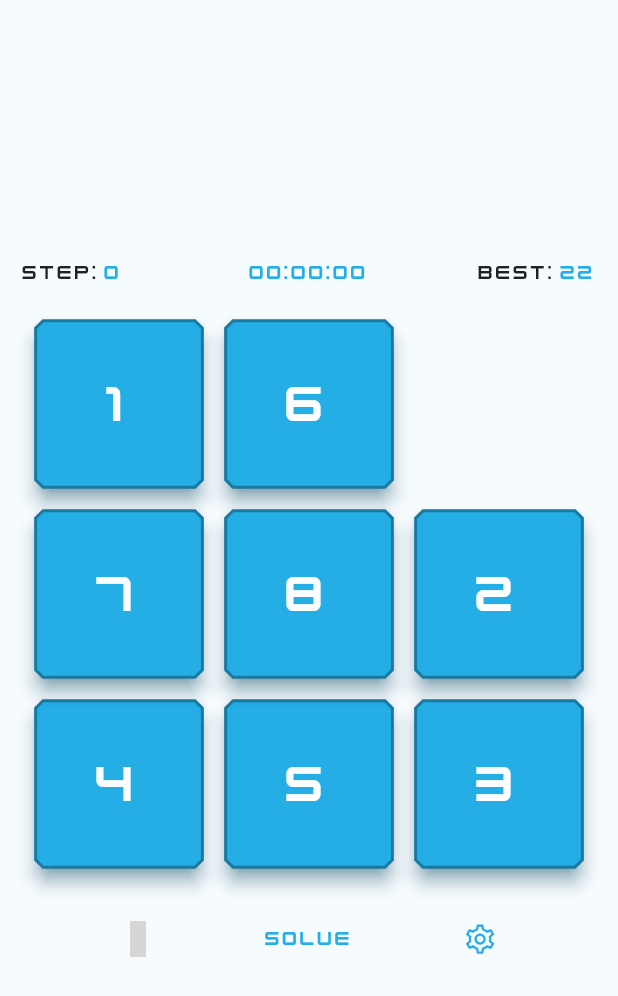
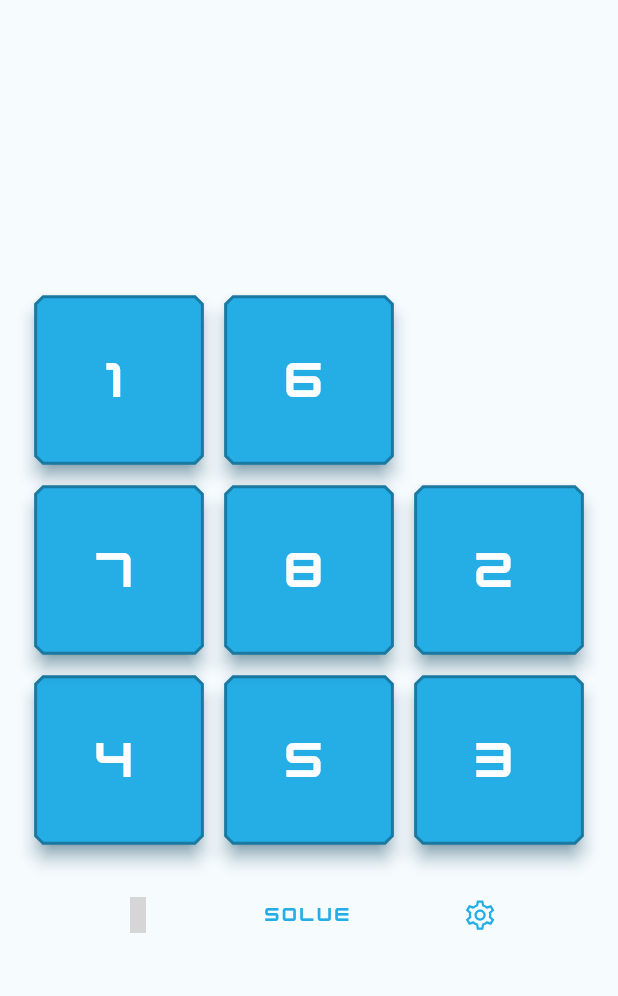
Before and after one commit to definev/slideparty, a Flutter app: the SingleModePage screen opened by its route, on a phone screen of 412 x 824 dp. Shown: the top 996 px of the screen. Run offline on Flutter 3.47's test engine with Material 2 defaults, Android fonts, the phone set to English and light mode, and no system bars; our stand-ins replace equatable, flex_color_scheme, flutter_hooks, flutter_riverpod, go_router, hive and 5 more; missing offline and left inert: flutter_portal; accounts and stored records are empty; grey boxes are pictures that could not be loaded.

Commit message:
experiment: remove header to check deploy error

```diff
--- a/lib/src/features/single_mode/screens/single_mode_page.dart
+++ b/lib/src/features/single_mode/screens/single_mode_page.dart
@@ -39,7 +39,8 @@ class SingleModePage extends StatelessWidget {
           mainAxisSize: MainAxisSize.min,
           crossAxisAlignment: CrossAxisAlignment.center,
           children: [
-            _header(screenSize, state, controller),
+            // _header(screenSize, state, controller),
+
             ConstrainedBox(
               constraints: BoxConstraints(
                 maxHeight: min(425, screenSize.shortestSide),
@@ -115,7 +116,7 @@ class SingleModePage extends StatelessWidget {
     );
   }
 
-  ConstrainedBox _header(Size screenSize, SinglePlayboardState state,
+  ConstrainedBox header(Size screenSize, SinglePlayboardState state,
       SingleModePlayboardController controller) {
     return ConstrainedBox(
       constraints: BoxConstraints(
```
